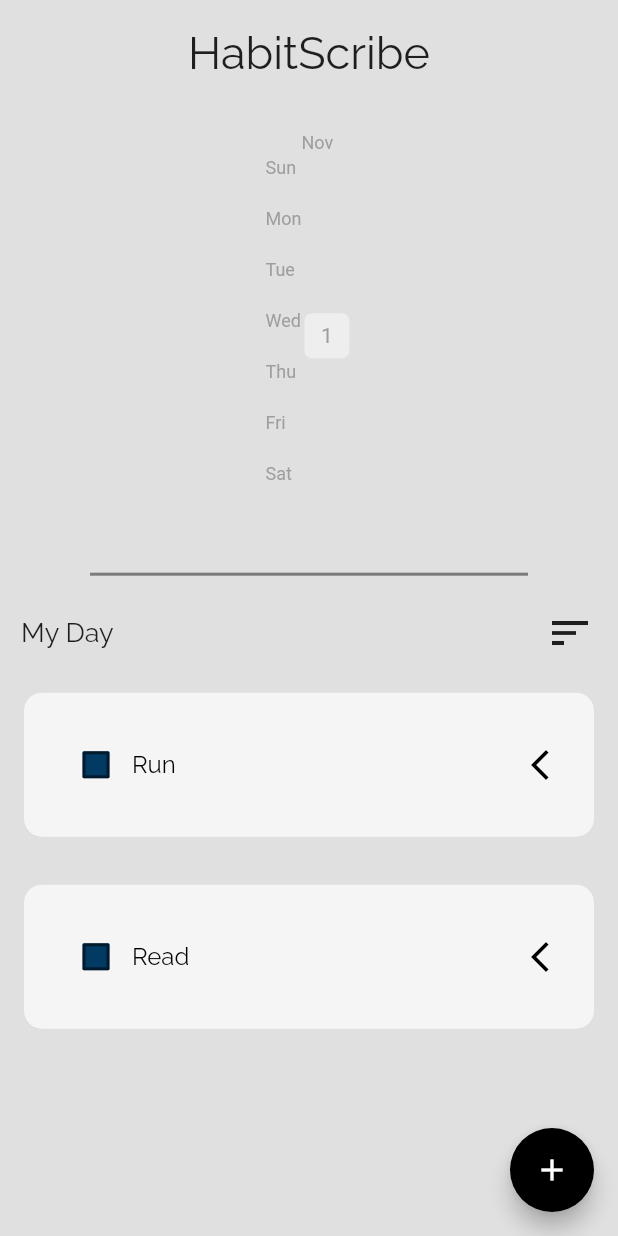
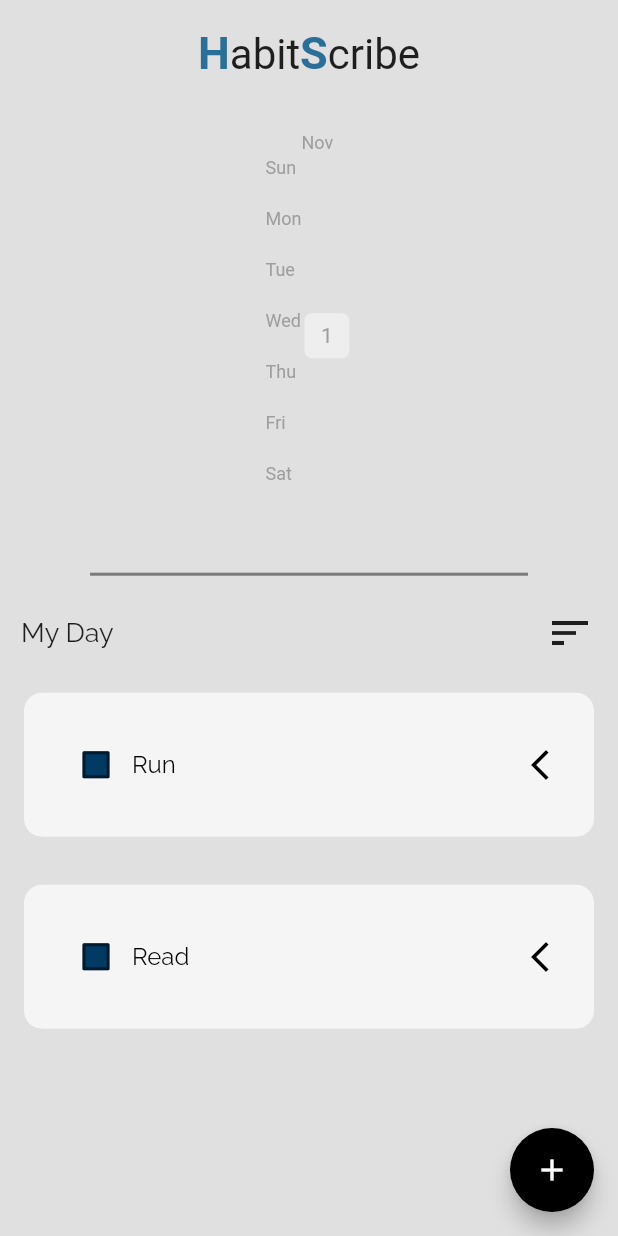
Before and after one commit to ChinmayJavalagi/HabitScribe, a Flutter app: the screen it shows after launch, on a phone screen of 412 x 824 dp. Run offline on Flutter 3.47's test engine with Material 2 defaults, Android fonts, the phone set to English and light mode, and no system bars; drawn by our look-alikes of flutter_heatmap_calendar, flutter_slidable; our stand-ins replace google_fonts, hive, hive_flutter; accounts and stored records are empty.

Commit message:
Aesthetic improvements

```diff
--- a/lib/pages/home_page.dart
+++ b/lib/pages/home_page.dart
@@ -124,7 +124,17 @@ class _HomePageState extends State<HomePage> {
           children: [
             Padding(
               padding: EdgeInsets.only(top: 18.0, bottom: 10.0),
-              child: Text("HabitScribe", style: GoogleFonts.raleway(textStyle: TextStyle(fontSize: 30.0))),
+              child: RichText(
+                text: TextSpan(
+                  style: GoogleFonts.raleway(textStyle: TextStyle(fontSize: 30.0)),
+                  children: <TextSpan>[
+                    TextSpan(text: 'H', style: TextStyle(color: Color(0xff2a6f97), fontWeight: FontWeight.bold, fontSize: 30.0)),
+                    TextSpan(text: 'abit', style: TextStyle(color: Colors.black87, fontSize: 28.0)),
+                    TextSpan(text: 'S', style: TextStyle(color: Color(0xff2a6f97), fontWeight: FontWeight.bold, fontSize: 30.0)),
+                    TextSpan(text: 'cribe', style: TextStyle(color: Colors.black87, fontSize: 28.0)),
+                  ],
+                ),
+              ),
             ),
             MonthlySummary(
                 datasets: db.heatMapDataSet, startDate: _myBox.get("START_DATE")),
```
Also changed, not shown: 17 other files.
